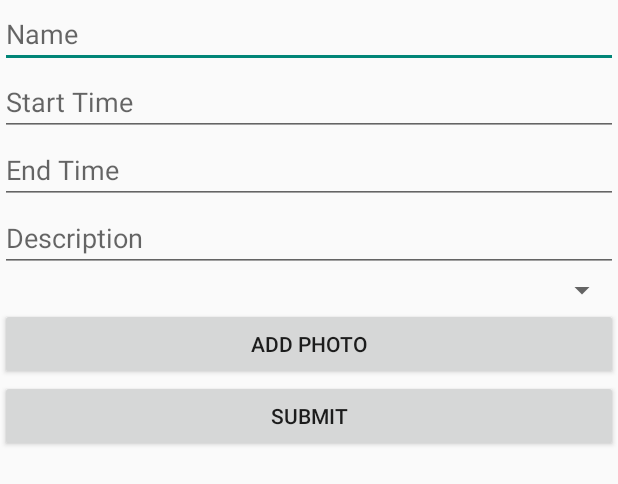
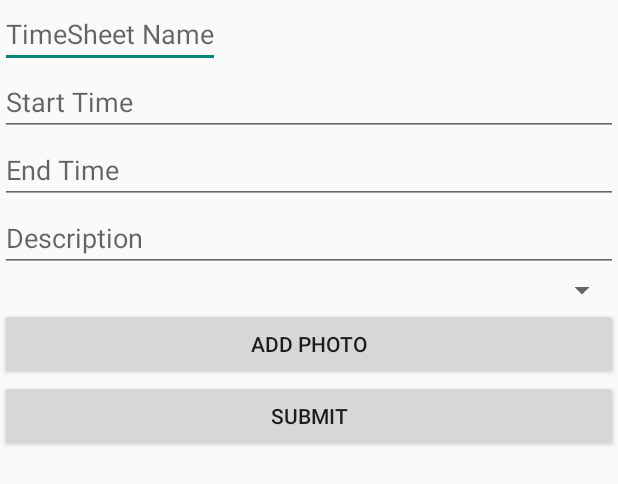
Before and after one commit to KeganWB/MrTimePart2, an Android app built with Jetpack Compose: the layout activity_timesheetdetails.xml on its own in the app's theme, with its tools: preview values and no code run, on a phone screen of 412 x 824 dp. Shown: the top 484 px of the screen. Run offline under Robolectric (Android 15) with nearby library versions, the phone set to English and light mode, and no system bars.

Commit message:
Keyboard pops up

```diff
--- a/app/src/main/java/com/example/mrtimepart2/AddTimeSheetActivity.kt
+++ b/app/src/main/java/com/example/mrtimepart2/AddTimeSheetActivity.kt
@@ -3,17 +3,21 @@ package com.example.mrtimepart2
 import android.app.Activity
 import android.app.AlertDialog
 import android.app.Dialog
+import android.content.Context
 import android.content.Intent
 import android.graphics.Bitmap
 import android.graphics.drawable.BitmapDrawable
 import android.os.Bundle
 import android.provider.MediaStore
+import android.view.inputmethod.EditorInfo
+import android.view.inputmethod.InputMethodManager
 import android.widget.ArrayAdapter
 import android.widget.Button
 import android.widget.EditText
 import android.widget.ImageView
 import android.widget.Spinner
 import android.widget.Toast
+import androidx.core.content.ContextCompat.getSystemService
 import androidx.fragment.app.DialogFragment
 import java.io.ByteArrayOutputStream
 
@@ -39,6 +43,19 @@ class AddTimeSheetActivity : DialogFragment() {
         val buttonSubmit = dialogView.findViewById<Button>(R.id.buttonSubmit)
         imagePreview = dialogView.findViewById(R.id.imagePrev)
 
+        //Keyboard pop up
+
+
+
+        editTextName.setOnClickListener(){
+                // Get the InputMethodManager from the context
+            editTextName.requestFocus()
+                val imm = requireContext().getSystemService(Context.INPUT_METHOD_SERVICE) as InputMethodManager
+                imm.showSoftInput(editTextName, InputMethodManager.SHOW_IMPLICIT)
+                // Hide the soft keyboard
+                //imm.hideSoftInputFromWindow(v.windowToken, 0)
+
+        }
         //Add Spinner Default Categories
         val categories = listOf("Other","Kegan")
         // Create an ArrayAdapter using the default spinner layout
--- a/app/src/main/res/layout/activity_timesheetdetails.xml
+++ b/app/src/main/res/layout/activity_timesheetdetails.xml
@@ -5,29 +5,40 @@
     android:layout_height="match_parent">
 
     <EditText
-        android:id="@+id/editTextName"
-        android:layout_width="match_parent"
-        android:layout_height="wrap_content"
-        android:autoText="false"
-        android:hint="Name" />
+    android:id="@+id/editTextName"
+    android:hint="TimeSheet Name"
+    android:layout_width="wrap_content"
+    android:layout_height="wrap_content"
+    android:inputType="textNoSuggestions|textVisiblePassword"
+    android:longClickable="false"
+    android:textIsSelectable="false" />
 
     <EditText
         android:id="@+id/editTextStartTime"
         android:layout_width="match_parent"
         android:layout_height="wrap_content"
-        android:hint="Start Time" />
+        android:hint="Start Time"
+        android:inputType="textNoSuggestions|textVisiblePassword"
+        android:longClickable="false"
+        android:textIsSelectable="false"/>
 
     <EditText
         android:id="@+id/editTextEndTime"
         android:layout_width="match_parent"
         android:layout_height="wrap_content"
-        android:hint="End Time" />
+        android:hint="End Time"
+        android:inputType="textNoSuggestions|textVisiblePassword"
+        android:longClickable="false"
+        android:textIsSelectable="false"/>
 
     <EditText
         android:id="@+id/editTextDescription"
         android:layout_width="match_parent"
         android:layout_height="wrap_content"
-        android:hint="Description" />
+        android:hint="Description"
+        android:inputType="textNoSuggestions|textVisiblePassword"
+        android:longClickable="false"
+        android:textIsSelectable="false"/>
 
     <Spinner
         android:id="@+id/spinnerCategory"
```
